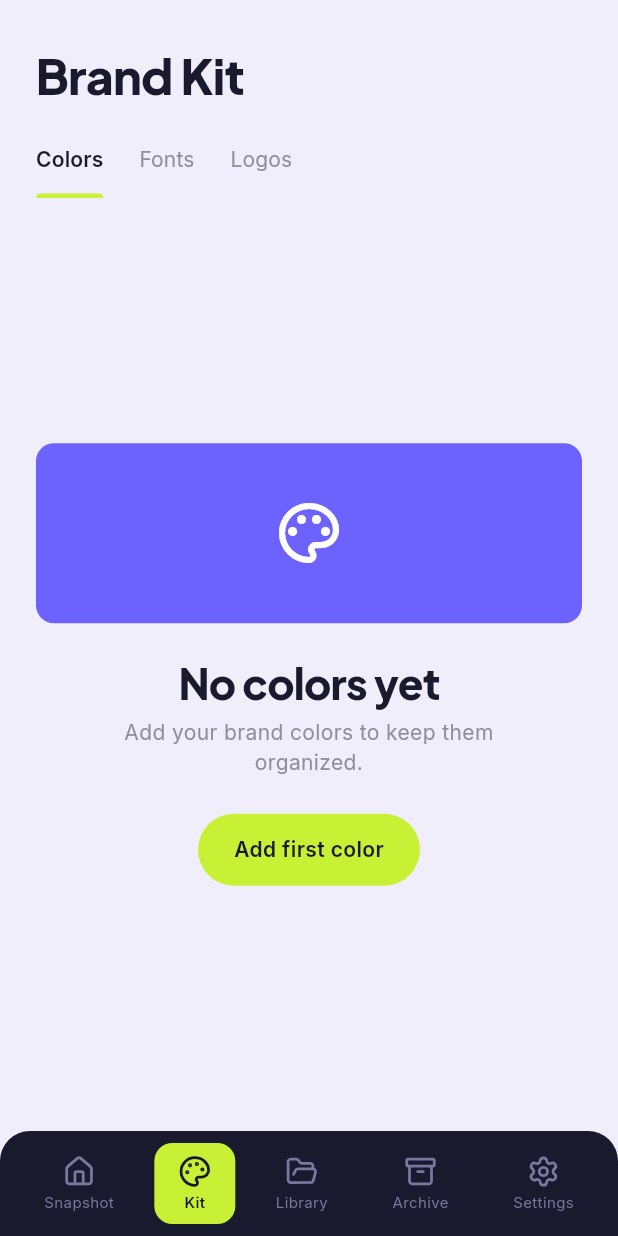
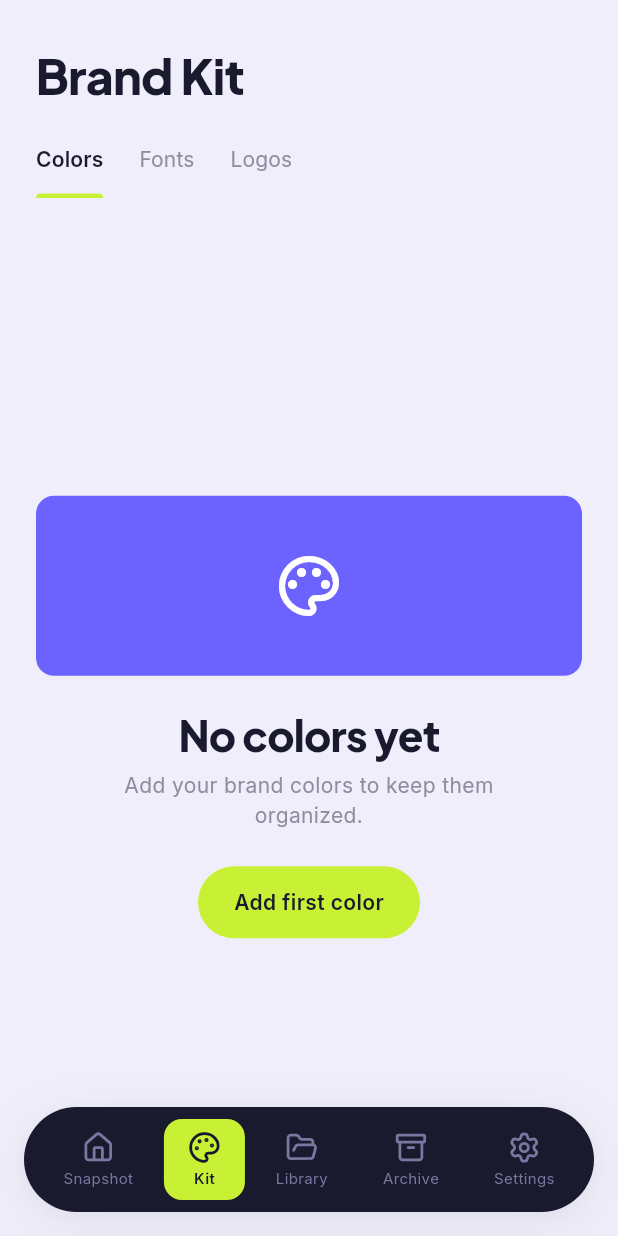
Before and after one commit to rvtruittjr/Beacon, a Flutter app: the screen it shows once a user with an empty profile is signed in, item 2 of the bottom bar chosen, on a phone screen of 412 x 824 dp. Run offline on Flutter 3.47's test engine with Material 3 defaults, Android fonts, the light colour scheme and no system bars; our stand-ins replace cached_network_image, file_picker, fl_chart, flutter_animate, flutter_riverpod, go_router and 4 more; accounts and stored records are empty.

Commit message:
Make mobile bottom nav a floating pill
Rounded pill shape with margin, shadow, and extendBody so
content scrolls behind it.

```diff
--- a/lib/shared/widgets/platform_adaptive/adaptive_scaffold.dart
+++ b/lib/shared/widgets/platform_adaptive/adaptive_scaffold.dart
@@ -325,20 +325,24 @@ class _MobileLayout extends StatelessWidget {
     if (currentIndex < 0) currentIndex = 0;
 
     return Scaffold(
+      extendBody: true,
       body: child,
-      bottomNavigationBar: Container(
-        decoration: BoxDecoration(
-          color: AppColors.sidebarBg,
-          borderRadius: const BorderRadius.vertical(
-            top: AppRadius.xl,
+      bottomNavigationBar: SafeArea(
+        child: Container(
+          margin: const EdgeInsets.fromLTRB(
+            AppSpacing.md, 0, AppSpacing.md, AppSpacing.md,
           ),
-        ),
-        child: SafeArea(
+          padding: const EdgeInsets.symmetric(
+            horizontal: AppSpacing.sm,
+            vertical: AppSpacing.sm,
+          ),
+          decoration: BoxDecoration(
+            color: AppColors.sidebarBg,
+            borderRadius: BorderRadius.all(AppRadius.full),
+            boxShadow: AppShadows.lg,
+          ),
           child: Padding(
-            padding: const EdgeInsets.symmetric(
-              horizontal: AppSpacing.sm,
-              vertical: AppSpacing.sm,
-            ),
+            padding: EdgeInsets.zero,
             child: Row(
               mainAxisAlignment: MainAxisAlignment.spaceAround,
               children: _mobileNavItems.asMap().entries.map((entry) {
```
Also changed, not shown: 1 other file.
